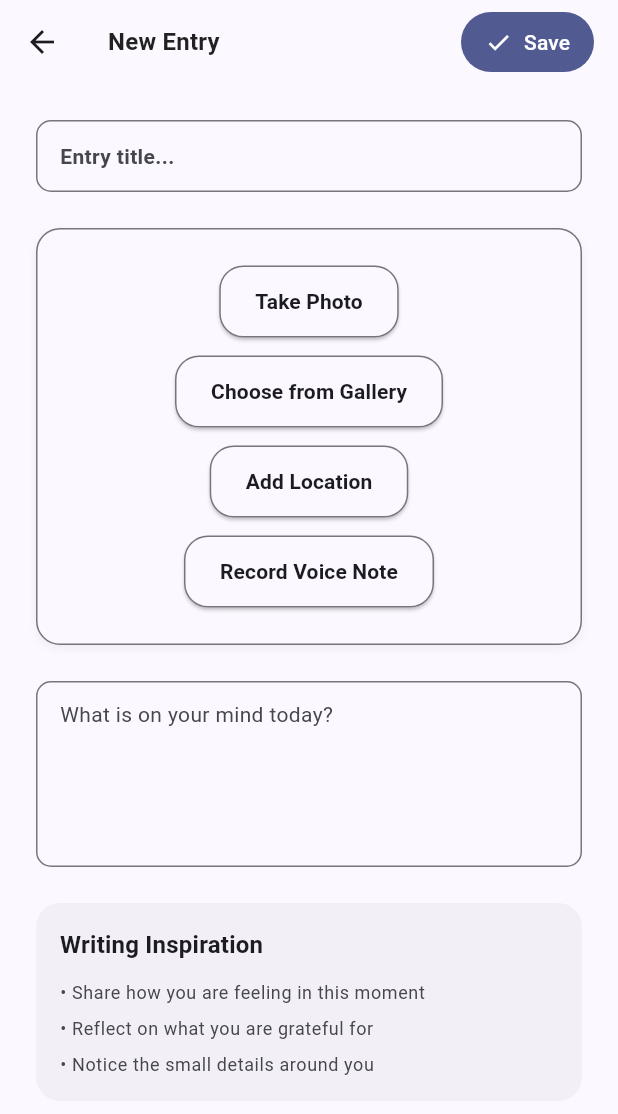
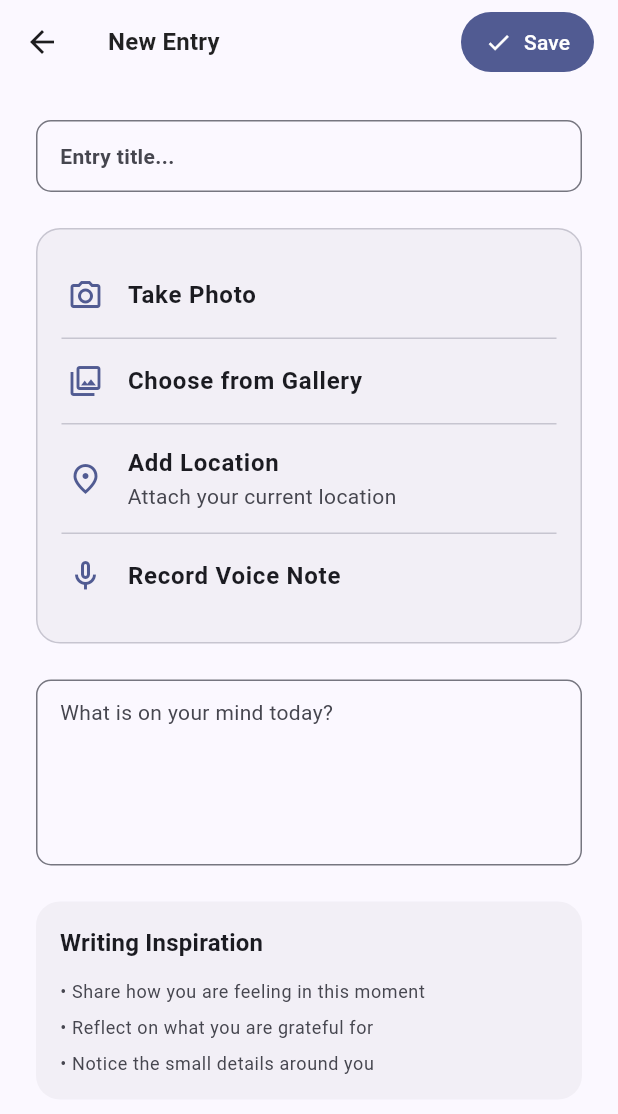
Before and after one commit to BunquinTheodore/Snap_Journal, a Flutter app: the AddNewEntry screen opened by its route, on a phone screen of 412 x 824 dp. Shown: the top 1114 px of the screen. Run offline on Flutter 3.47's test engine with Material 3 defaults, Android fonts, the phone set to English and light mode, and no system bars; our stand-ins replace camera, file_picker, flutter_local_notifications, geocoding, geolocator, hive and 4 more; missing offline and left inert: record; accounts and stored records are empty.

Commit message:
improve UI a bit

```diff
--- a/lib/screens/entry/add_new_entry_screen.dart
+++ b/lib/screens/entry/add_new_entry_screen.dart
@@ -183,23 +183,16 @@ class _AddNewEntryState extends State<AddNewEntry> {
             ),
             const SizedBox(height: 24),
 
-            // Image picker
+            // Image & actions
             Container(
-              padding: const EdgeInsets.all(24),
+              padding: const EdgeInsets.all(16),
               decoration: BoxDecoration(
-                color: colorScheme.surface,
+                color: Theme.of(context).colorScheme.surfaceContainerHighest.withOpacity(0.4),
                 borderRadius: BorderRadius.circular(16),
-                boxShadow: [
-                  BoxShadow(
-                    // ignore: deprecated_member_use
-                    color: colorScheme.shadow.withOpacity(0.05),
-                    blurRadius: 4,
-                    offset: const Offset(0, 2),
-                  ),
-                ],
-                border: Border.all(color: colorScheme.outline, width: 1),
+                border: Border.all(color: colorScheme.outlineVariant),
               ),
               child: Column(
+                crossAxisAlignment: CrossAxisAlignment.stretch,
                 children: [
                   if (_selectedImage != null) ...[
                     ClipRRect(
@@ -216,84 +209,82 @@ class _AddNewEntryState extends State<AddNewEntry> {
                               fit: BoxFit.cover,
                             ),
                     ),
-                    const SizedBox(height: 16),
+                    const SizedBox(height: 12),
+                    const Divider(height: 1),
+                    const SizedBox(height: 4),
                   ],
-                  ElevatedButton(
-                    onPressed: _takePhoto,
-                    style: ElevatedButton.styleFrom(
-                      backgroundColor: colorScheme.surface,
-                      foregroundColor: colorScheme.onSurface,
-                      shape: RoundedRectangleBorder(
-                        borderRadius: BorderRadius.circular(16),
-                        side: BorderSide(color: colorScheme.outline),
-                      ),
-                      padding: const EdgeInsets.symmetric(
-                          vertical: 14, horizontal: 24),
+
+                  // Take Photo
+                  ListTile(
+                    leading: Icon(Icons.camera_alt_outlined, color: colorScheme.primary),
+                    title: const Text("Take Photo", style: TextStyle(fontWeight: FontWeight.w600)),
+                    onTap: _takePhoto,
+                    dense: false,
+                    contentPadding: const EdgeInsets.symmetric(horizontal: 4),
+                  ),
+                  const Divider(height: 1),
+
+                  // Choose from Gallery
+                  ListTile(
+                    leading: Icon(Icons.photo_library_outlined, color: colorScheme.primary),
+                    title: const Text("Choose from Gallery", style: TextStyle(fontWeight: FontWeight.w600)),
+                    onTap: _pickFromGallery,
+                    dense: false,
+                    contentPadding: const EdgeInsets.symmetric(horizontal: 4),
+                  ),
+                  const Divider(height: 1),
+
+                  // Add Location
+                  ListTile(
+                    leading: Icon(Icons.place_outlined, color: colorScheme.primary),
+                    title: const Text("Add Location", style: TextStyle(fontWeight: FontWeight.w600)),
+                    subtitle: Text(
+                      _address ?? "Attach your current location",
+                      style: TextStyle(color: colorScheme.onSurfaceVariant),
                     ),
-                    child: const Text(
-                      "Take Photo",
-                      style: TextStyle(fontWeight: FontWeight.w600),
-                    ),
+                    trailing: _address != null
+                        ? Chip(
+                            label: const Text("Added"),
+                            backgroundColor: colorScheme.primary.withOpacity(0.1),
+                            labelStyle: TextStyle(color: colorScheme.primary),
+                          )
+                        : null,
+                    onTap: _attachLocation,
+                    dense: false,
+                    contentPadding: const EdgeInsets.symmetric(horizontal: 4),
                   ),
-                  const SizedBox(height: 12),
-                  ElevatedButton(
-                    onPressed: _pickFromGallery,
-                    style: ElevatedButton.styleFrom(
-                      backgroundColor: colorScheme.surface,
-                      foregroundColor: colorScheme.onSurface,
-                      shape: RoundedRectangleBorder(
-                        borderRadius: BorderRadius.circular(16),
-                        side: BorderSide(color: colorScheme.outline),
-                      ),
-                      padding: const EdgeInsets.symmetric(
-                          vertical: 14, horizontal: 24),
-                    ),
-                    child: const Text(
-                      "Choose from Gallery",
-                      style: TextStyle(fontWeight: FontWeight.w600),
-                    ),
-                  ),
-                  const SizedBox(height: 12),
-                  ElevatedButton(
-                    onPressed: _attachLocation,
-                    style: ElevatedButton.styleFrom(
-                      backgroundColor: colorScheme.surface,
-                      foregroundColor: colorScheme.onSurface,
-                      shape: RoundedRectangleBorder(
-                        borderRadius: BorderRadius.circular(16),
-                        side: BorderSide(color: colorScheme.outline),
-                      ),
-                      padding: const EdgeInsets.symmetric(
-                          vertical: 14, horizontal: 24),
-                    ),
-                    child: Text(
-                      _address != null
-                          ? "Location Added"
-                          : "Add Location",
-                      style: const TextStyle(fontWeight: FontWeight.w600),
-                    ),
-                  ),
-                  const SizedBox(height: 12),
-                  ElevatedButton(
-                    onPressed: _toggleRecording,
-                    style: ElevatedButton.styleFrom(
-                      backgroundColor:
-                          _isRecording ? colorScheme.primary : colorScheme.surface,
-                      foregroundColor:
-                          _isRecording ? colorScheme.onPrimary : colorScheme.onSurface,
-                      shape: RoundedRectangleBorder(
-                        borderRadius: BorderRadius.circular(16),
-                        side: BorderSide(color: colorScheme.outline),
-                      ),
-                      padding: const EdgeInsets.symmetric(
-                          vertical: 14, horizontal: 24),
-                    ),
-                    child: Text(
+                  const Divider(height: 1),
+
+                  // Record Voice Note
+                  ListTile(
+                    leading: Icon(Icons.mic_none_outlined,
+                        color: _isRecording ? colorScheme.onPrimary : colorScheme.primary),
+                    title: Text(
                       _isRecording
                           ? "Stop Recording"
                           : (_audioPath != null ? "Re-record Voice Note" : "Record Voice Note"),
                       style: const TextStyle(fontWeight: FontWeight.w600),
                     ),
+                    trailing: _isRecording
+                        ? Container(
+                            padding: const EdgeInsets.symmetric(horizontal: 10, vertical: 4),
+                            decoration: BoxDecoration(
+                              color: colorScheme.error.withOpacity(0.12),
+                              borderRadius: BorderRadius.circular(50),
+                            ),
+                            child: Text("Recording...",
+                                style: TextStyle(color: colorScheme.error, fontSize: 12)),
+                          )
+                        : (_audioPath != null
+                            ? Chip(
+                                label: const Text("Voice note added"),
+                                backgroundColor: colorScheme.primary.withOpacity(0.1),
+                                labelStyle: TextStyle(color: colorScheme.primary),
+                              )
+                            : null),
+                    onTap: _toggleRecording,
+                    dense: false,
+                    contentPadding: const EdgeInsets.symmetric(horizontal: 4),
                   ),
                 ],
               ),
--- a/lib/screens/entry/view_entry_screen.dart
+++ b/lib/screens/entry/view_entry_screen.dart
@@ -459,6 +459,63 @@ class _AudioPlayerCardState extends State<AudioPlayerCard> {
   }
 }
 
+class AudioInfoChip extends StatefulWidget {
+  final String audioPath;
+  const AudioInfoChip({super.key, required this.audioPath});
+
+  @override
+  State<AudioInfoChip> createState() => _AudioInfoChipState();
+}
+
+class _AudioInfoChipState extends State<AudioInfoChip> {
+  final AudioPlayer _player = AudioPlayer();
+  String _label = "Audio";
+  bool _loaded = false;
+
+  @override
+  void initState() {
+    super.initState();
+    _load();
+  }
+
+  Future<void> _load() async {
+    try {
+      await _player.setFilePath(widget.audioPath);
+      final d = _player.duration;
+      if (d != null) {
+        String two(int n) => n.toString().padLeft(2, '0');
+        final String text = d.inHours > 0
+            ? "${d.inHours}:${two(d.inMinutes % 60)}:${two(d.inSeconds % 60)}"
+            : "${two(d.inMinutes)}:${two(d.inSeconds % 60)}";
+        if (mounted) setState(() {
+          _label = "Audio $text";
+          _loaded = true;
+        });
+      }
+    } catch (_) {
+      // keep default label
+    }
+  }
+
+  @override
+  void dispose() {
+    _player.dispose();
+    super.dispose();
+  }
+
+  @override
+  Widget build(BuildContext context) {
+    final colors = Theme.of(context).colorScheme;
+    return Chip(
+      label: Text(_label),
+      padding: const EdgeInsets.symmetric(horizontal: 8),
+      backgroundColor: colors.secondary.withOpacity(0.08),
+      labelStyle: TextStyle(color: colors.secondary),
+      side: BorderSide(color: colors.secondary.withOpacity(0.2)),
+    );
+  }
+}
+
 class EntryStats extends StatelessWidget {
   final int wordCount;
   final String readingTime;
--- a/lib/screens/home/home_screen.dart
+++ b/lib/screens/home/home_screen.dart
@@ -152,6 +152,8 @@ class HomePage extends StatelessWidget {
                         Expanded(
                           child: Text(
                             title,
+                            maxLines: 1,
+                            overflow: TextOverflow.ellipsis,
                             style: TextStyle(
                               fontWeight: FontWeight.bold,
                               fontSize: 16,
```
